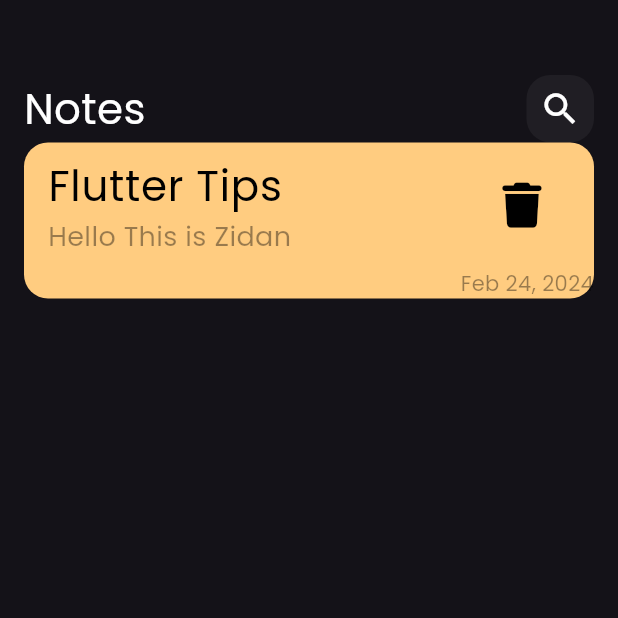
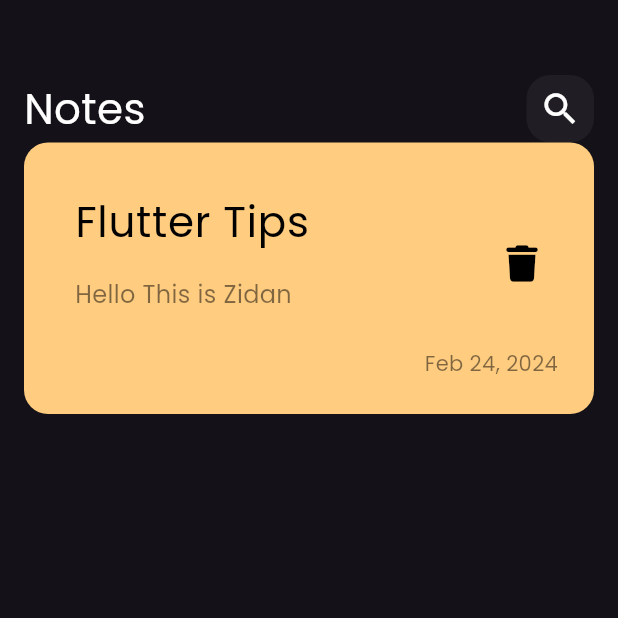
Before and after one commit to mozidan27/note-app-windows, a Flutter app: the screen it shows after launch, on a phone screen of 412 x 824 dp, the top half of it. Run offline on Flutter 3.47's test engine with Material 3 defaults, Android fonts, the phone set to English and light mode, and no system bars; our stand-ins replace font_awesome_flutter.

Commit message:
custom note item created

```diff
--- /dev/null
+++ b/lib/views/widgets/custom_note_item.dart
@@ -0,0 +1,56 @@
+import 'package:flutter/material.dart';
+import 'package:font_awesome_flutter/font_awesome_flutter.dart';
+
+class NoteItem extends StatelessWidget {
+  const NoteItem({super.key});
+
+  @override
+  Widget build(BuildContext context) {
+    return Container(
+      padding: const EdgeInsets.only(
+        bottom: 24,
+        top: 24,
+        left: 18,
+      ),
+      decoration: BoxDecoration(
+          borderRadius: BorderRadius.circular(16),
+          color: const Color(0xffffcc80)),
+      child: Column(
+        crossAxisAlignment: CrossAxisAlignment.end,
+        children: [
+          ListTile(
+            title: const Text(
+              'Flutter Tips',
+              style: TextStyle(color: Colors.black, fontSize: 28),
+            ),
+            subtitle: Padding(
+              padding: const EdgeInsets.only(top: 16, bottom: 16),
+              child: Text(
+                'Hello This is Zidan',
+                style: TextStyle(
+                    color: Colors.black.withOpacity(0.5), fontSize: 16),
+              ),
+            ),
+            trailing: IconButton(
+              onPressed: () {},
+              icon: const Icon(
+                FontAwesomeIcons.trash,
+                color: Colors.black,
+                size: 24,
+              ),
+            ),
+          ),
+          Padding(
+            padding: const EdgeInsets.only(right: 24),
+            child: Text(
+              'Feb 24, 2024',
+              style: TextStyle(
+                color: Colors.black.withOpacity(0.5),
+              ),
+            ),
+          ),
+        ],
+      ),
+    );
+  }
+}
--- a/lib/views/widgets/notes_view_body.dart
+++ b/lib/views/widgets/notes_view_body.dart
@@ -1,6 +1,6 @@
 import 'package:flutter/material.dart';
-import 'package:font_awesome_flutter/font_awesome_flutter.dart';
 import 'package:note_app/views/widgets/custom_appbar.dart';
+import 'package:note_app/views/widgets/custom_note_item.dart';
 
 class NotesViewBody extends StatelessWidget {
   const NotesViewBody({super.key});
@@ -21,44 +21,3 @@ class NotesViewBody extends StatelessWidget {
     );
   }
 }
-
-class NoteItem extends StatelessWidget {
-  const NoteItem({super.key});
-
-  @override
-  Widget build(BuildContext context) {
-    return Container(
-      decoration: BoxDecoration(
-          borderRadius: BorderRadius.circular(16),
-          color: const Color(0xffffcc80)),
-      child: Column(
-        crossAxisAlignment: CrossAxisAlignment.end,
-        children: [
-          ListTile(
-            title: const Text(
-              'Flutter Tips',
-              style: TextStyle(color: Colors.black, fontSize: 28),
-            ),
-            subtitle: Text(
-              'Hello This is Zidan',
-              style:
-                  TextStyle(color: Colors.black.withOpacity(0.4), fontSize: 18),
-            ),
-            trailing: IconButton(
-              onPressed: () {},
-              icon: const Icon(
-                FontAwesomeIcons.trash,
-                color: Colors.black,
-                size: 30,
-              ),
-            ),
-          ),
-          Text(
-            'Feb 24, 2024',
-            style: TextStyle(color: Colors.black.withOpacity(0.4)),
-          ),
-        ],
-      ),
-    );
-  }
-}
```
